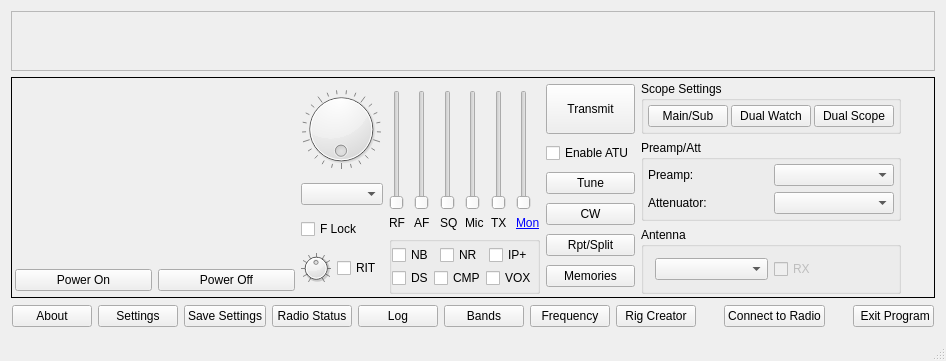
The window that wfmain.ui (adecarolis/wfweb) describes before a commit, drawn with Qt 5.
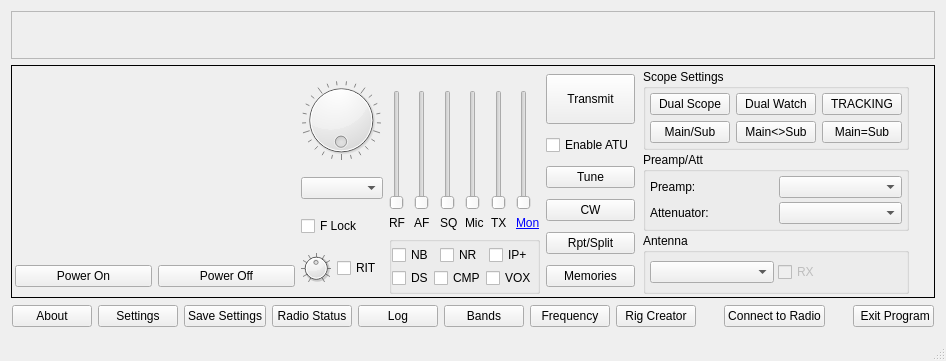
The same window after the commit. Custom widgets are drawn as their Qt base class.

What changed in the file:
```diff
--- a/wfmain.ui
+++ b/wfmain.ui
@@ -899,14 +899,17 @@
          </item>
          <item>
           <layout class="QVBoxLayout" name="verticalLayout_18">
+           <property name="spacing">
+            <number>2</number>
+           </property>
            <property name="leftMargin">
-            <number>0</number>
+            <number>2</number>
            </property>
            <property name="topMargin">
             <number>0</number>
            </property>
            <property name="rightMargin">
-            <number>0</number>
+            <number>2</number>
            </property>
            <property name="bottomMargin">
             <number>0</number>
@@ -917,6 +920,9 @@
               <string>Scope Settings</string>
              </property>
              <layout class="QHBoxLayout" name="horizontalLayout_4">
+              <property name="spacing">
+               <number>3</number>
+              </property>
               <property name="leftMargin">
                <number>4</number>
               </property>
@@ -935,25 +941,8 @@
                  <number>3</number>
                 </property>
                 <item>
-                 <widget class="QPushButton" name="scopeMainSubBtn">
-                  <property name="maximumSize">
-                   <size>
-                    <width>16777215</width>
-                    <height>16777215</height>
-                   </size>
-                  </property>
-                  <property name="focusPolicy">
-                   <enum>Qt::NoFocus</enum>
-                  </property>
-                  <property name="text">
-                   <string>Main/Sub</string>
-                  </property>
-                  <property name="checkable">
-                   <bool>false</bool>
-                  </property>
-                 </widget>
-                </item>
-                <item>
+                 <layout class="QGridLayout" name="gridLayout">
+                  <item row="2" column="1">
                  <widget class="QPushButton" name="dualWatchBtn">
                   <property name="focusPolicy">
                    <enum>Qt::NoFocus</enum>
@@ -966,7 +955,7 @@
                   </property>
                  </widget>
                 </item>
-                <item>
+                  <item row="2" column="0">
                  <widget class="QPushButton" name="scopeDualBtn">
                   <property name="sizePolicy">
                    <sizepolicy hsizetype="Minimum" vsizetype="Fixed">
@@ -991,6 +980,60 @@
                   </property>
                  </widget>
                 </item>
+                  <item row="6" column="0">
+                   <widget class="QPushButton" name="scopeMainSubBtn">
+                    <property name="maximumSize">
+                     <size>
+                      <width>16777215</width>
+                      <height>16777215</height>
+                     </size>
+                    </property>
+                    <property name="focusPolicy">
+                     <enum>Qt::FocusPolicy::NoFocus</enum>
+                    </property>
+                    <property name="text">
+                     <string>Main/Sub</string>
+                    </property>
+                    <property name="checkable">
+                     <bool>false</bool>
+                    </property>
+                   </widget>
+                  </item>
+                  <item row="2" column="2">
+                   <widget class="QPushButton" name="mainSubTrackingBtn">
+                    <property name="focusPolicy">
+                     <enum>Qt::FocusPolicy::NoFocus</enum>
+                    </property>
+                    <property name="text">
+                     <string>TRACKING</string>
+                    </property>
+                    <property name="checkable">
+                     <bool>true</bool>
+                    </property>
+                   </widget>
+                  </item>
+                  <item row="6" column="1">
+                   <widget class="QPushButton" name="swapMainSubBtn">
+                    <property name="focusPolicy">
+                     <enum>Qt::FocusPolicy::NoFocus</enum>
+                    </property>
+                    <property name="text">
+                     <string>Main&lt;&gt;Sub</string>
+                    </property>
+                   </widget>
+                  </item>
+                  <item row="6" column="2">
+                   <widget class="QPushButton" name="mainEqualsSubBtn">
+                    <property name="focusPolicy">
+                     <enum>Qt::FocusPolicy::NoFocus</enum>
+                    </property>
+                    <property name="text">
+                     <string>Main=Sub</string>
+                    </property>
+                   </widget>
+                  </item>
+                 </layout>
+                </item>
                </layout>
               </item>
              </layout>
@@ -1002,6 +1045,9 @@
               <string>Preamp/Att</string>
              </property>
              <layout class="QVBoxLayout" name="preAttLayout">
+              <property name="spacing">
+               <number>4</number>
+              </property>
               <property name="leftMargin">
                <number>4</number>
               </property>
@@ -1071,6 +1117,21 @@
               <string>Antenna</string>
              </property>
              <layout class="QHBoxLayout" name="horizontalLayout_5">
+              <property name="spacing">
+               <number>4</number>
+              </property>
+              <property name="leftMargin">
+               <number>4</number>
+              </property>
+              <property name="topMargin">
+               <number>8</number>
+              </property>
+              <property name="rightMargin">
+               <number>4</number>
+              </property>
+              <property name="bottomMargin">
+               <number>8</number>
+              </property>
               <item>
                <widget class="QComboBox" name="antennaSelCombo">
                 <property name="accessibleName">
```
Left out of the diff: 101 changed lines with no effect on the pictures. Lines whose indentation alone changed are shown as unchanged.
